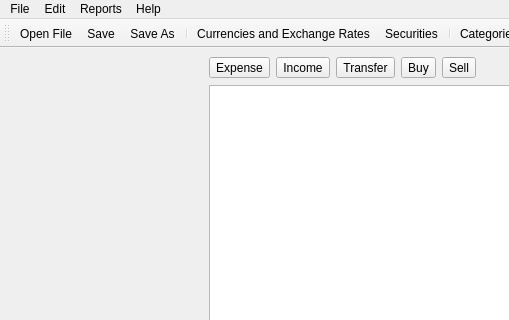
The window that src/views/ui_files/main_window.ui (JakubFranek/Kapytal) describes before a commit, drawn with Qt 5; both pictures show x 0 to 509 and y 0 to 320 of the 863 by 673 pixel window.
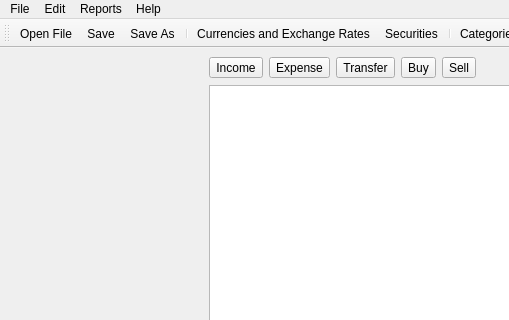
The same window after the commit.

Commit message: Add many icons and assign them actions

Patch:
```diff
--- a/src/views/ui_files/main_window.ui
+++ b/src/views/ui_files/main_window.ui
@@ -76,21 +76,27 @@
       <item>
        <layout class="QHBoxLayout" name="horizontalLayout_2" stretch="0,0,0,0,0,1,0,0">
         <item>
-         <widget class="QToolButton" name="toolButton_4">
-          <property name="text">
-           <string>Expense</string>
-          </property>
-         </widget>
-        </item>
-        <item>
-         <widget class="QToolButton" name="toolButton_5">
+         <widget class="QToolButton" name="incomeToolButton">
           <property name="text">
            <string>Income</string>
           </property>
+          <property name="toolButtonStyle">
+           <enum>Qt::ToolButtonTextBesideIcon</enum>
+          </property>
          </widget>
         </item>
         <item>
-         <widget class="QToolButton" name="toolButton_6">
+         <widget class="QToolButton" name="expenseToolButton">
+          <property name="text">
+           <string>Expense</string>
+          </property>
+          <property name="toolButtonStyle">
+           <enum>Qt::ToolButtonTextBesideIcon</enum>
+          </property>
+         </widget>
+        </item>
+        <item>
+         <widget class="QToolButton" name="transferToolButton">
           <property name="text">
            <string>Transfer</string>
           </property>
```
Left out of the diff: 64 changed lines with no effect on the pictures. The commit also changes 15 other files.
